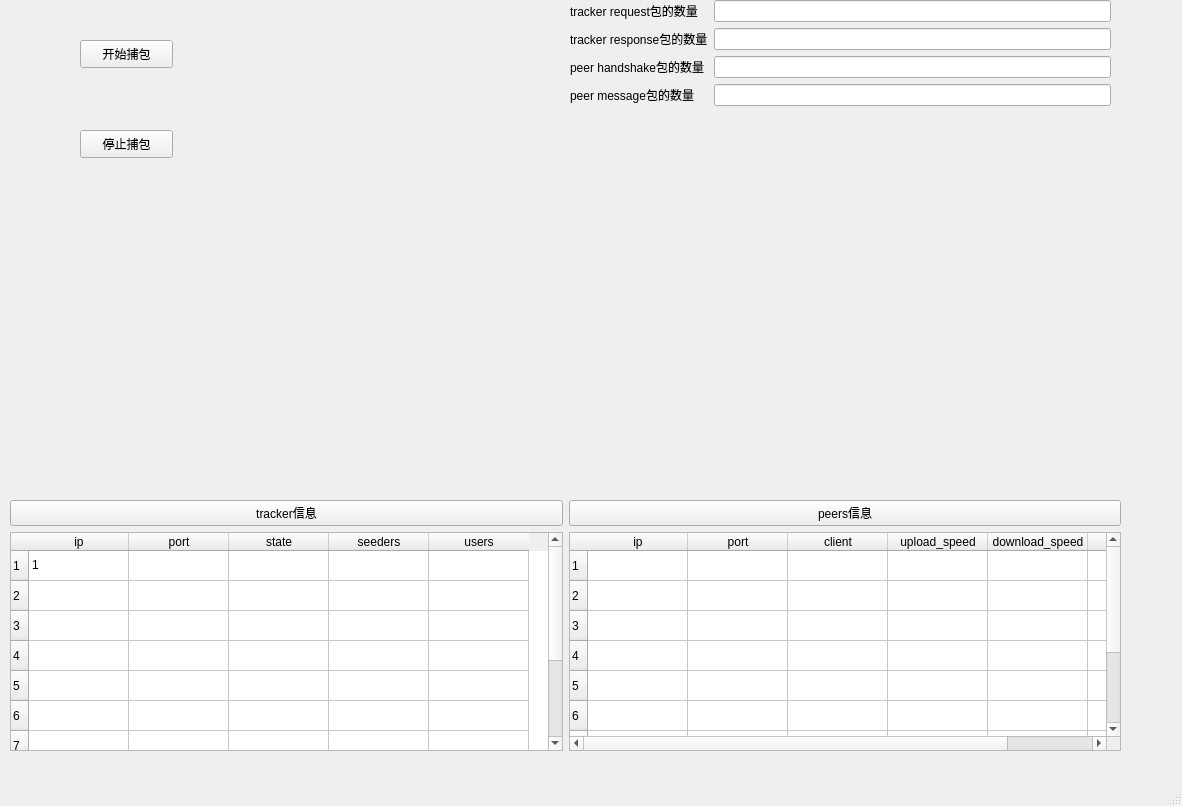
This is gui/mainwindow.ui in RaymondHX/contentSecurityLab as Qt 5 draws it before an edit. The edited form follows.
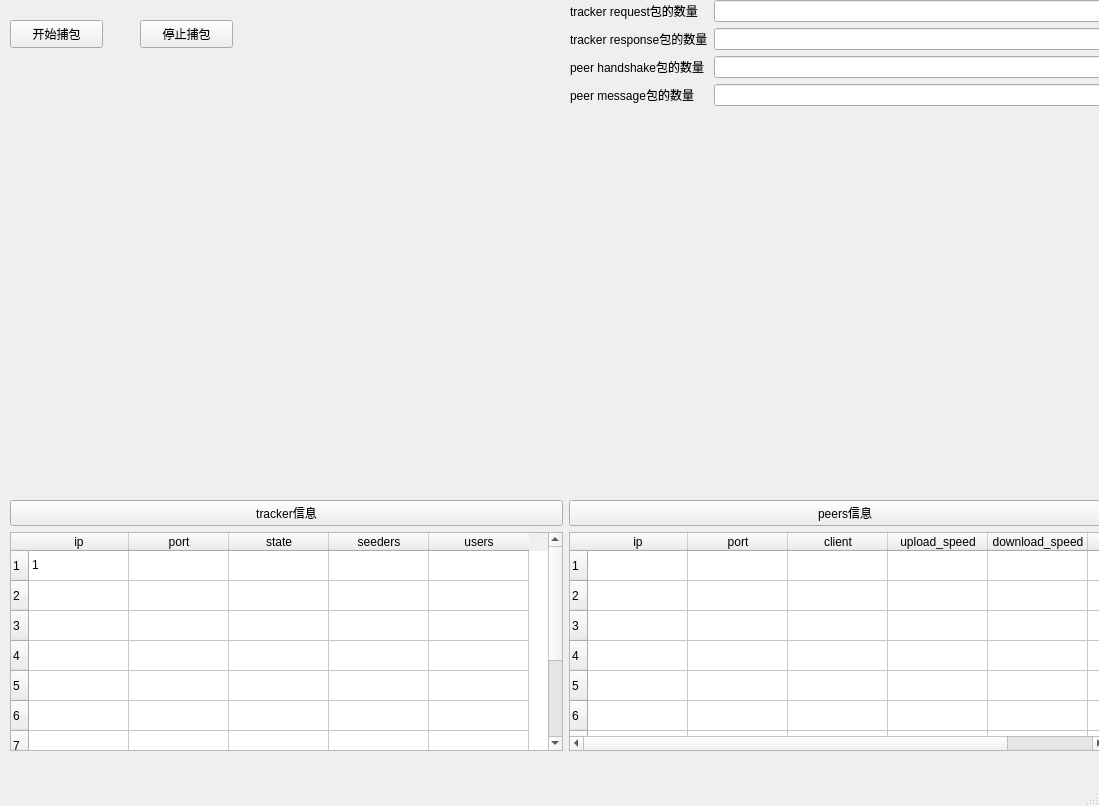
This is the edited form.

```diff
--- a/gui/mainwindow.ui
+++ b/gui/mainwindow.ui
@@ -6,7 +6,7 @@
    <rect>
     <x>0</x>
     <y>0</y>
-    <width>1182</width>
+    <width>1099</width>
     <height>806</height>
    </rect>
   </property>
@@ -17,8 +17,8 @@
    <widget class="QPushButton" name="start_cap_b">
     <property name="geometry">
      <rect>
-      <x>80</x>
-      <y>40</y>
+      <x>10</x>
+      <y>20</y>
       <width>93</width>
       <height>28</height>
      </rect>
@@ -46,6 +46,9 @@
      </item>
      <item row="1" column="1">
       <widget class="QTableWidget" name="tableWidget_2">
+       <property name="autoFillBackground">
+        <bool>true</bool>
+       </property>
        <property name="rowCount">
         <number>10</number>
        </property>
@@ -212,8 +215,8 @@
    <widget class="QPushButton" name="stop_cap_b">
     <property name="geometry">
      <rect>
-      <x>80</x>
-      <y>130</y>
+      <x>140</x>
+      <y>20</y>
       <width>93</width>
       <height>28</height>
      </rect>
```
Left out of the diff: 4 changed lines with no effect on the pictures.
